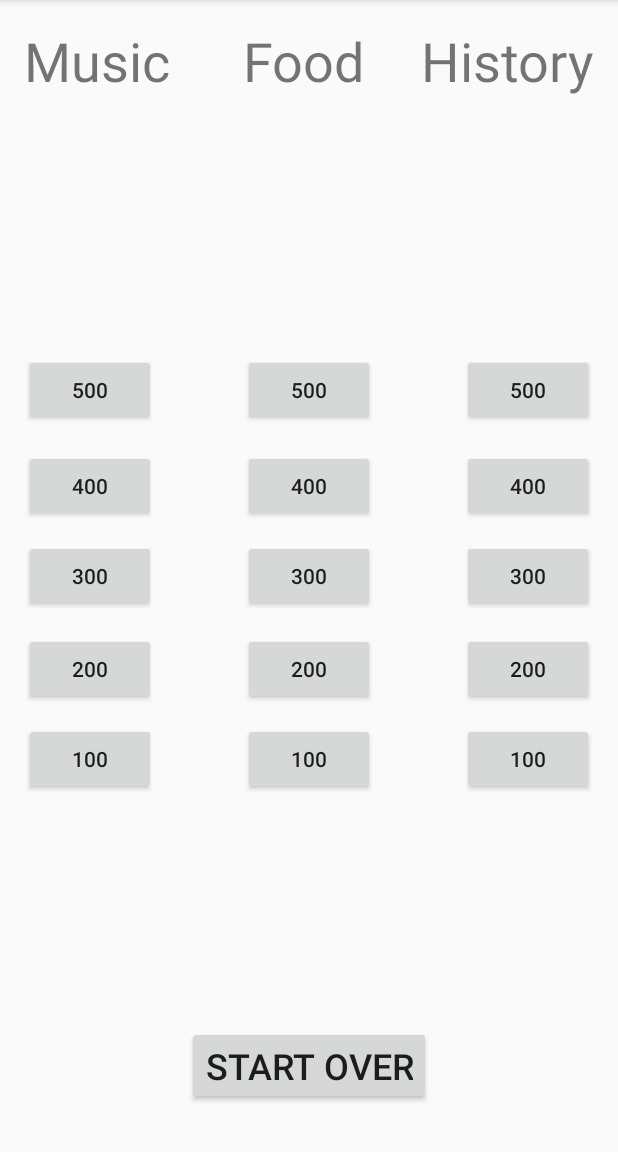
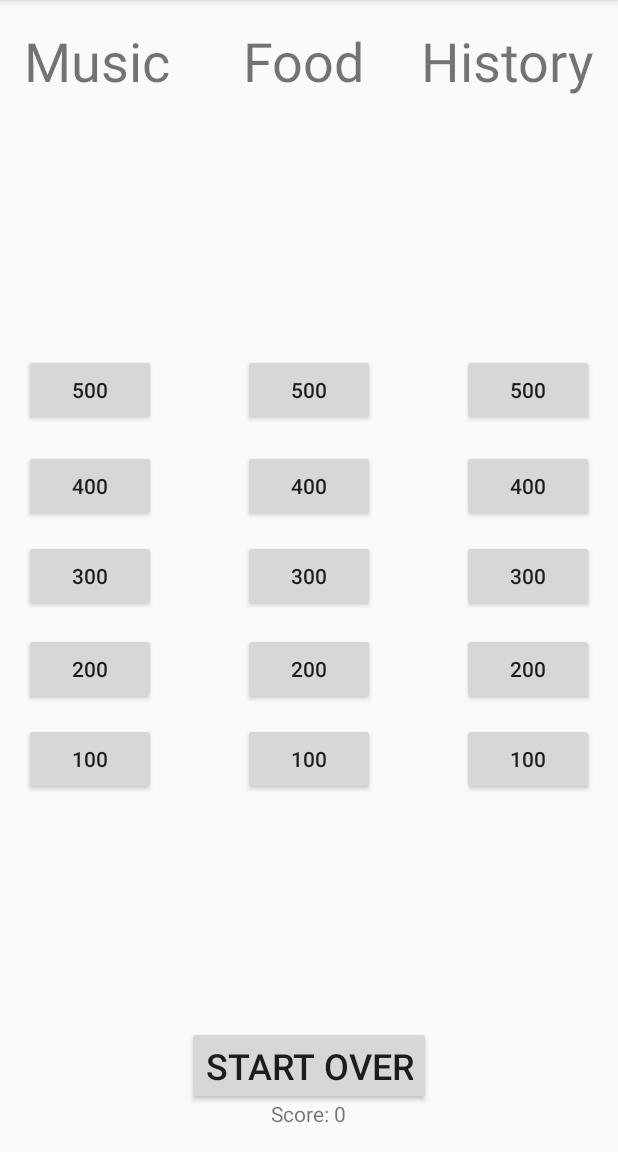
Before and after one commit to eerbil/QuickQuizGame, an Android app: the GameActivity screen opened directly, with no data from a screen before it, on a phone screen of 412 x 824 dp, the part 84-1236 px from its top. Run offline under Robolectric (Android 15) with nearby library versions, the phone set to English and light mode, and no system bars.

Commit message:
Add Scoreboard to GameActivity

```diff
--- a/QuickQuizGame/QuickQuiz/app/src/main/java/com/example/eliferbil/quickquiz/GameActivity.java
+++ b/QuickQuizGame/QuickQuiz/app/src/main/java/com/example/eliferbil/quickquiz/GameActivity.java
@@ -8,10 +8,13 @@ import android.support.annotation.IdRes;
 import android.support.v7.app.AppCompatActivity;
 import android.view.View;
 import android.widget.Button;
+import android.widget.TextView;
 
 import java.util.List;
+import java.util.Observable;
+import java.util.Observer;
 
-public class GameActivity extends AppCompatActivity {
+public class GameActivity extends AppCompatActivity implements Observer {
     private static final int QUESTION_REQUEST = 0;
     private static final Game GAME = Game.getInstance();
     private static final String LAST_BUTTON_BUNDLE_KEY = "last_button";
@@ -25,6 +28,16 @@ public class GameActivity extends AppCompatActivity {
         setContentView(R.layout.activity_game);
 
         bindButtonsToQuestions();
+
+        // Observe User for score change
+        User user = GAME.getUser();
+        user.addObserver(this);
+        update(user, user.getScore());
+    }
+
+    @Override
+    public void update(Observable o, Object score) {
+        ((TextView) findViewById(R.id.scoreboard)).setText("Score: " + score);
     }
 
     @Override
--- a/QuickQuizGame/QuickQuiz/app/src/main/java/com/example/eliferbil/quickquiz/User.java
+++ b/QuickQuizGame/QuickQuiz/app/src/main/java/com/example/eliferbil/quickquiz/User.java
@@ -1,10 +1,12 @@
 package com.example.eliferbil.quickquiz;
+
+import java.util.Observable;
 
 /**
  * Created by eliferbil on 26/02/2017.
  */
 
-public class User {
+public class User extends Observable {
     public String username;
     public int score;
     private int questionsAnswered; // her soru cevaplandığında arttırılacak, 15 olduğunda scoreActivity açılacak
@@ -32,7 +34,12 @@ public class User {
     }
 
     public void setScore(int score) {
+
         this.score = score;
+
+        setChanged();
+        notifyObservers(score);
+        clearChanged();
     }
 
     public void addScore(int score) {
--- a/QuickQuizGame/QuickQuiz/app/src/main/res/layout/activity_game.xml
+++ b/QuickQuizGame/QuickQuiz/app/src/main/res/layout/activity_game.xml
@@ -197,4 +197,12 @@
         android:layout_alignParentBottom="true"
         android:layout_centerHorizontal="true"
         android:onClick="onBackClick" />
+
+    <TextView
+        android:text="Score: "
+        android:layout_width="wrap_content"
+        android:layout_height="wrap_content"
+        android:layout_alignParentBottom="true"
+        android:layout_centerHorizontal="true"
+        android:id="@+id/scoreboard" />
 </RelativeLayout>
```
